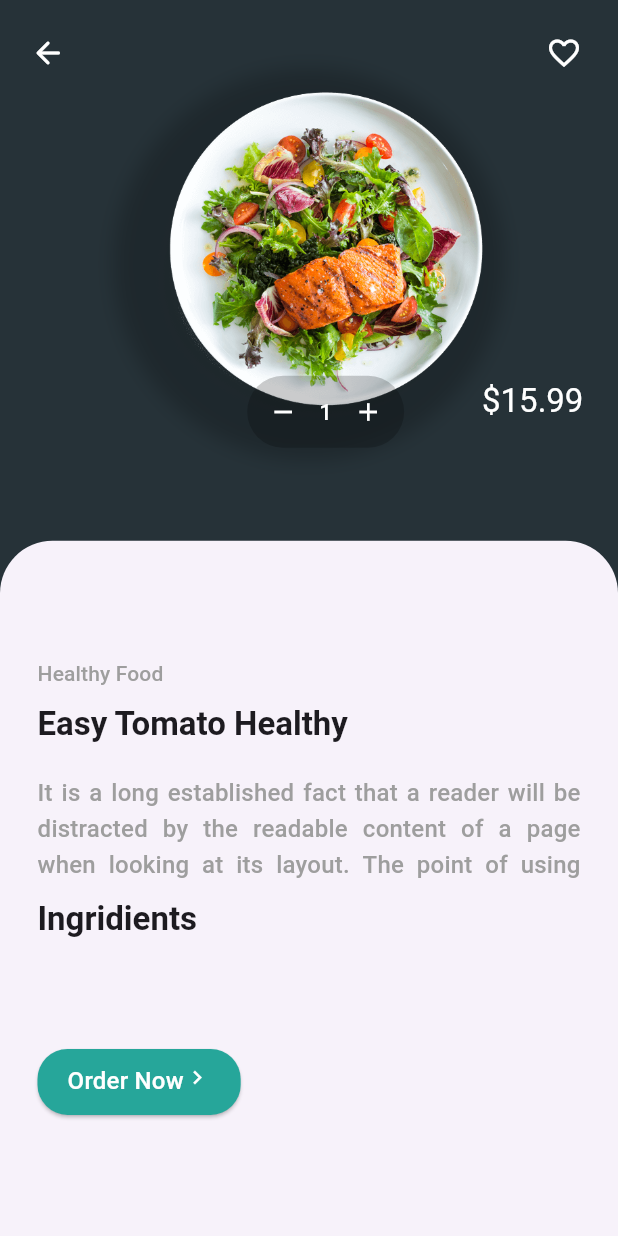
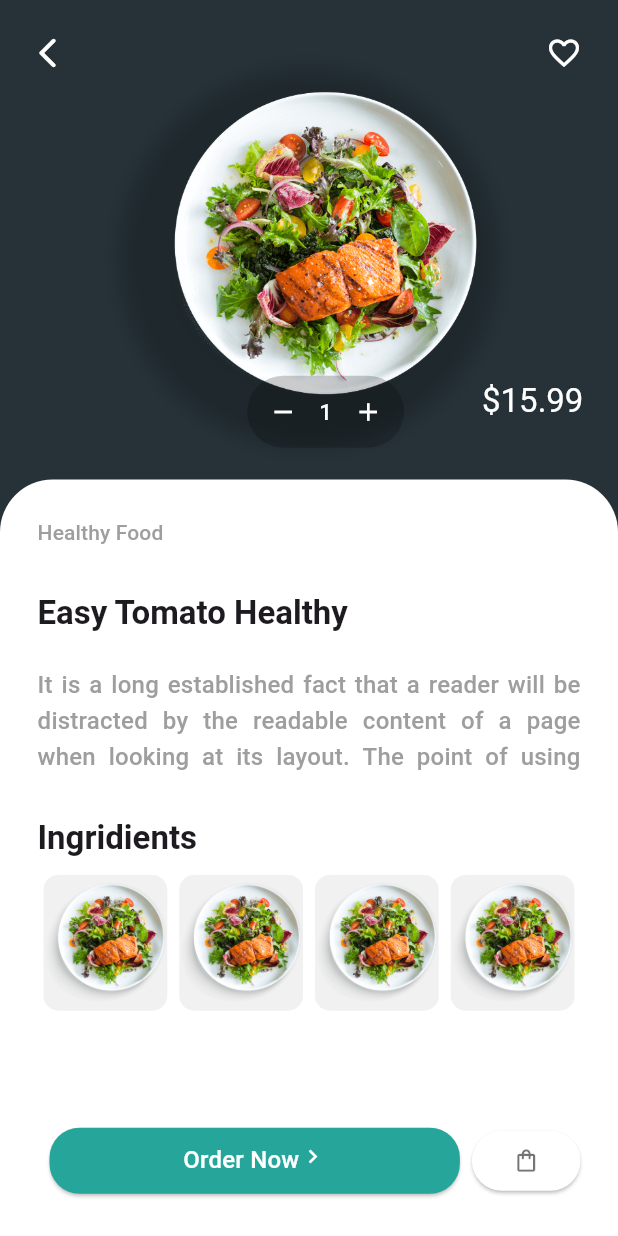
Before and after one commit to gorkemarslanbogan/cookSellApp, a Flutter app: the screen it shows after launch, after a tap on "Dessert", on a phone screen of 412 x 824 dp. Run offline on Flutter 3.47's test engine with Material 2 defaults, Android fonts, the phone set to English and light mode, and no system bars.

Commit message:
Finish FoodDetails Screen And Fix Bugs

```diff
--- a/lib/product/widget/custom_card.dart
+++ b/lib/product/widget/custom_card.dart
@@ -17,7 +17,7 @@
        return Padding(
         padding: const EdgeInsets.symmetric(vertical: 14.0),
         child: Container(
-        height: ScreenSize.dynamicHeight(value: 0.35),
+        height: ScreenSize.dynamicHeight(value: 0.55),
         width: ScreenSize.dynamicWidth(value: 0.50),
         decoration: BoxDecoration(
           color: color,
@@ -42,7 +42,7 @@
     return Stack(
       children: [
         Padding(
-          padding: const EdgeInsets.symmetric(vertical: 30, horizontal: 15),
+          padding: const EdgeInsets.symmetric(vertical: 20, horizontal: 15),
           child: Column(
             mainAxisAlignment: MainAxisAlignment.start,
             crossAxisAlignment: CrossAxisAlignment.start,
@@ -53,7 +53,7 @@
                 child: _cardDescription(description: cookModel.cookDescription),
               ),
               _cardStars(score: cookModel.puan),
-              const Spacer(),
+               const Spacer(),
               _priceTextWidget(price: cookModel.price),
             ],
           ),
--- a/lib/product/widget/custom_text_field.dart
+++ b/lib/product/widget/custom_text_field.dart
@@ -1,4 +1,5 @@
 import 'package:flutter/material.dart';
+import 'package:food_app_ga_coding/screens/details.dart';
 
 class customTextField extends StatelessWidget  {
    const customTextField({Key? key}) : super(key: key);
@@ -36,7 +37,7 @@ class customTextField extends StatelessWidget  {
                   borderRadius: BorderRadius.all(Radius.elliptical(10,10))),
               backgroundColor: Colors.teal.shade900),
           onPressed: () {},
-          child: const Icon(Icons.format_align_left_sharp)),
+          child: const Icon(Icons.format_align_left_sharp, color: Utility.ColorWhite,)),
     );
   }
 }
--- a/lib/screens/details.dart
+++ b/lib/screens/details.dart
@@ -9,6 +9,7 @@ import 'package:food_app_ga_coding/product/widget/TextWidgets/customElevatedButt
 import 'package:food_app_ga_coding/product/widget/TextWidgets/greyTittle.dart';
 import 'package:food_app_ga_coding/screens/main.dart';
 
+import '../product/widget/TextWidgets/addToCardIconButton.dart';
 
 
 class FoodDetails extends StatefulWidget {
@@ -20,27 +21,14 @@ class FoodDetails extends StatefulWidget {
 
 class _FoodDetailsState extends State<FoodDetails> {
   @override
-  void initState() {
-    super.initState();
-    Future.delayed(const Duration(milliseconds: 0),() async {
-     await _FoodDetailsModalBottomSheet(context);
-    });
-  }
-
-  @override
   Widget build(BuildContext context) {
     return  Scaffold(
       backgroundColor: Colors.blueGrey.shade900,
       appBar: const _AppBar(),
-        body: _FoodDetailsHeader(context),
-    );
-  }
-
-  Stack _FoodDetailsHeader(BuildContext context) {
-    return Stack(
+        body: Stack(
           children:  [
             Positioned.fill(
-            bottom: MediaQuery.of(context).size.height * 0.64,
+              bottom:MediaQuery.of(context).size.height * 0.65,
               child: _FoodImage(foodModel: widget)),
             Positioned.fill(
               left: MediaQuery.of(context).size.width * 0.78,
@@ -49,42 +37,66 @@ class _FoodDetailsState extends State<FoodDetails> {
               Positioned(
                 left: MediaQuery.of(context).size.width * 0.40,
                 top: MediaQuery.of(context).size.height * 0.23,
-              child: const StockButton())
+                child: StockButton()),
+                Positioned.fill(
+                  top: MediaQuery.of(context).size.height * 0.32,
+                  child: foodInfoContainer(widget: widget))
+          ],
+        ),
+    );
+  }
+}
+
+
+class _OrderAddButtons extends StatelessWidget {
+  const _OrderAddButtons({
+    Key? key,
+  }) : super(key: key);
+
+  @override
+  Widget build(BuildContext context) {
+    return Row(
+      children: const [
+        Expanded(
+          flex: 8,
+          child:  Padding(
+            padding: EdgeInsets.symmetric(horizontal: 8.0),
+            child: CustomElevatedButton(title: "Order Now",),
+          )),
+        Expanded(
+          flex: 2,
+          child: addToCardButton()),
+
       ],
     );
   }
+}
 
+class _AppBar extends StatelessWidget implements PreferredSizeWidget {
+  const _AppBar({
+    Key? key,
+  }) : super(key: key);
 
-  Future<dynamic> _FoodDetailsModalBottomSheet(BuildContext context) {
-    return showModalBottomSheet(
-            isDismissible: false,
-            enableDrag: false,
-            barrierColor: Colors.transparent,
-            shape:  Utility.showModalBorder,
-            context: context,
-            builder: (context) {
-            return SizedBox(
-              height: MediaQuery.of(context).size.height * 0.65 ,
-              child: Padding(
-                padding:  Utility.symetricHorizontalPadding,
-                child: Column(
-                  mainAxisAlignment: MainAxisAlignment.center,
-                  crossAxisAlignment: CrossAxisAlignment.start,
-                  children: [
-                    GreytTitle(context: context, title: "Healthy Food"),
-                    const SizedBox(height: 10,),
-                    cookName(context: context, title: "${widget.model?.cookName}"),
-                    const SizedBox(height: 20,),
-                    CookDescription(context: context, title: "${widget.model?.cookDescription}"),
-                    const SizedBox(height: 10,),
-                    cookName(context: context, title: "Ingridients"),
-                      const SizedBox(height: 70,),
-                  const CustomElevatedButton(title: "Order Now",),
+  @override
+  Widget build(BuildContext context) {
+    return AppBar(
+      automaticallyImplyLeading: false,
+      leading: Padding(
+        padding:  Utility.appbarPadding,
+        child: IconButton(onPressed: (){
+          Navigator.of(context).push(MaterialPageRoute(builder: ((context) => const mainScreen())));
+        }, icon: const Icon(Icons.arrow_back_ios_rounded, color: Utility.ColorWhite,size: 24,)),
+      ),
+      actions: [
+        Padding(
+          padding: Utility.appbarPadding,
+          child: IconButton(onPressed: (){}, icon: const Icon(Icons.favorite_border_outlined, color: Utility.ColorWhite,size: 24,)),
+        )
       ],
-                ),
-              ));
-          });
+    );
   }
+  @override
+  Size get preferredSize => const Size.fromHeight(kToolbarHeight);
 }
 
 class _FoodImage extends StatelessWidget {
@@ -107,38 +119,89 @@ class _FoodImage extends StatelessWidget {
       child: Center(child: (foodModel.model?.image.first == null) ? Image.asset(imagePath.toPng("food2")) : foodModel.model?.image.first));
   }
 }
-class _AppBar extends StatelessWidget implements PreferredSizeWidget {
-  const _AppBar({
+
+class foodInfoContainer extends StatelessWidget {
+  const foodInfoContainer({Key? key, required this.widget}) : super(key: key);
+  final FoodDetails widget;
+  @override
+  Widget build(BuildContext context) {
+    return Container(
+      height: MediaQuery.of(context).size.height * 0.50,
+      decoration: const BoxDecoration(
+        color: Colors.white,
+        borderRadius: Utility.showModalBorder
+      ),
+      child: _FoodInfoContainerChild(widget: widget),
+    );
+  }
+}
+
+class _FoodInfoContainerChild extends StatelessWidget {
+  const _FoodInfoContainerChild({
     Key? key,
+    required this.widget,
   }) : super(key: key);
+
+  final FoodDetails widget;
 
   @override
   Widget build(BuildContext context) {
-    return AppBar(
-      automaticallyImplyLeading: false,
-      leading: Padding(
-        padding:  Utility.appbarPadding,
-        child: IconButton(onPressed: (){
-          Navigator.of(context).push(MaterialPageRoute(builder: ((context) => const mainScreen())));
-        }, icon: const Icon(Icons.arrow_back_rounded, color: Utility.ColorWhite,size: 24,)),
+    return Padding(
+      padding:  Utility.symetricHorizontalPadding,
+      child: Column(
+        mainAxisAlignment: MainAxisAlignment.center,
+        crossAxisAlignment: CrossAxisAlignment.start,
+        children: [
+          Expanded(
+            flex: 1,
+            child: GreytTitle(context: context, title: "Healthy Food")),
+          Expanded(
+            flex: 1,
+            child: cookName(context: context, title: "${widget.model?.cookName}")),
+          Expanded(
+            flex: 2,
+            child: CookDescription(context: context, title: "${widget.model?.cookDescription}")),
+          cookName(context: context, title: "Ingridients"),
+             Expanded(
+              flex: 3,
+              child: SizedBox(
+                child: GridView.builder(
+                  itemCount: 4,
+                  physics: const NeverScrollableScrollPhysics(),
+                  padding: EdgeInsets.only(top: 10),
+                  shrinkWrap: true,
+                  gridDelegate:const SliverGridDelegateWithFixedCrossAxisCount(
+                    crossAxisCount: 4,
+                    mainAxisSpacing: 10
                   ),
-      actions: [
-        Padding(
-          padding: Utility.appbarPadding,
-          child: IconButton(onPressed: (){}, icon: const Icon(Icons.favorite_border_outlined, color: Utility.ColorWhite,size: 24,)),
-        )
+                  itemBuilder: ((context, index) {
+                   return  Padding(
+                     padding: const EdgeInsets.symmetric(horizontal: 4),
+                     child: Container(
+                      height: 25,
+                      width: 30,
+                        decoration: BoxDecoration(
+                          borderRadius: BorderRadius.circular(10),
+                          color: Colors.grey.withOpacity(0.15),
+                        ),
+                        child: Image.asset(imagePath.toPng("food2"),fit: BoxFit.contain),
+                      ),
+                   );
+
+                  }),
+                  ),
+              )),
+         const Expanded(
+          flex: 2,
+          child: _OrderAddButtons())
         ],
+      ),
     );
   }
-
-  @override
-  Size get preferredSize => const Size.fromHeight(kToolbarHeight);
 }
-
-
 class Utility {
  static const appbarPadding = EdgeInsets.symmetric(horizontal: 12.0,vertical: 15);
  static const ColorWhite =  Colors.white;
- static const showModalBorder = RoundedRectangleBorder(borderRadius: BorderRadius.vertical(top: Radius.circular(35)));
- static const symetricHorizontalPadding = EdgeInsets.symmetric(horizontal: 25.0,vertical: 30.0);
+ static const showModalBorder = BorderRadius.vertical(top: Radius.circular(35));
+ static const symetricHorizontalPadding = EdgeInsets.only(left: 25.0, right: 25.0, top: 25);
 }
--- a/lib/screens/main.dart
+++ b/lib/screens/main.dart
@@ -37,9 +37,6 @@ class Home extends StatelessWidget {
   Widget build(BuildContext context) {
     ScreenSize().init(context);
     return Scaffold(
-      floatingActionButton: FloatingActionButton(onPressed: (){
-        Navigator.of(context).push(MaterialPageRoute(builder: (context) => FoodDetails()));
-      }, child: Text("Details"),),
             appBar: const appbarWidget(),
             body: SizedBox(
                 height: ScreenSize.dynamicsHeight,
```
Lines whose indentation alone changed are shown as unchanged.
